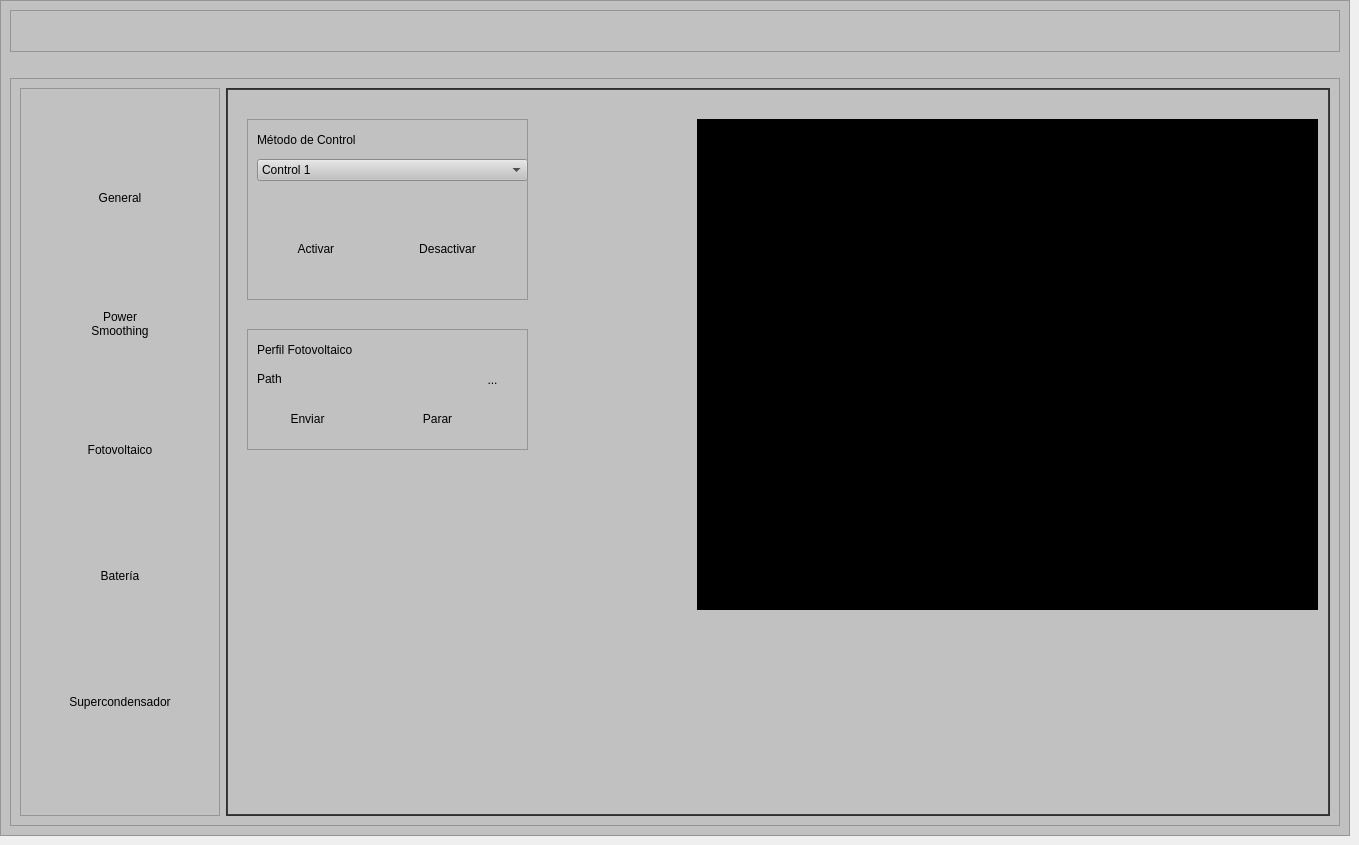
This is PowerSmoothing/QtScada/SCADA.ui in jorgecard/Telecontrol_r as Qt 5 draws it before an edit. The edited form follows.
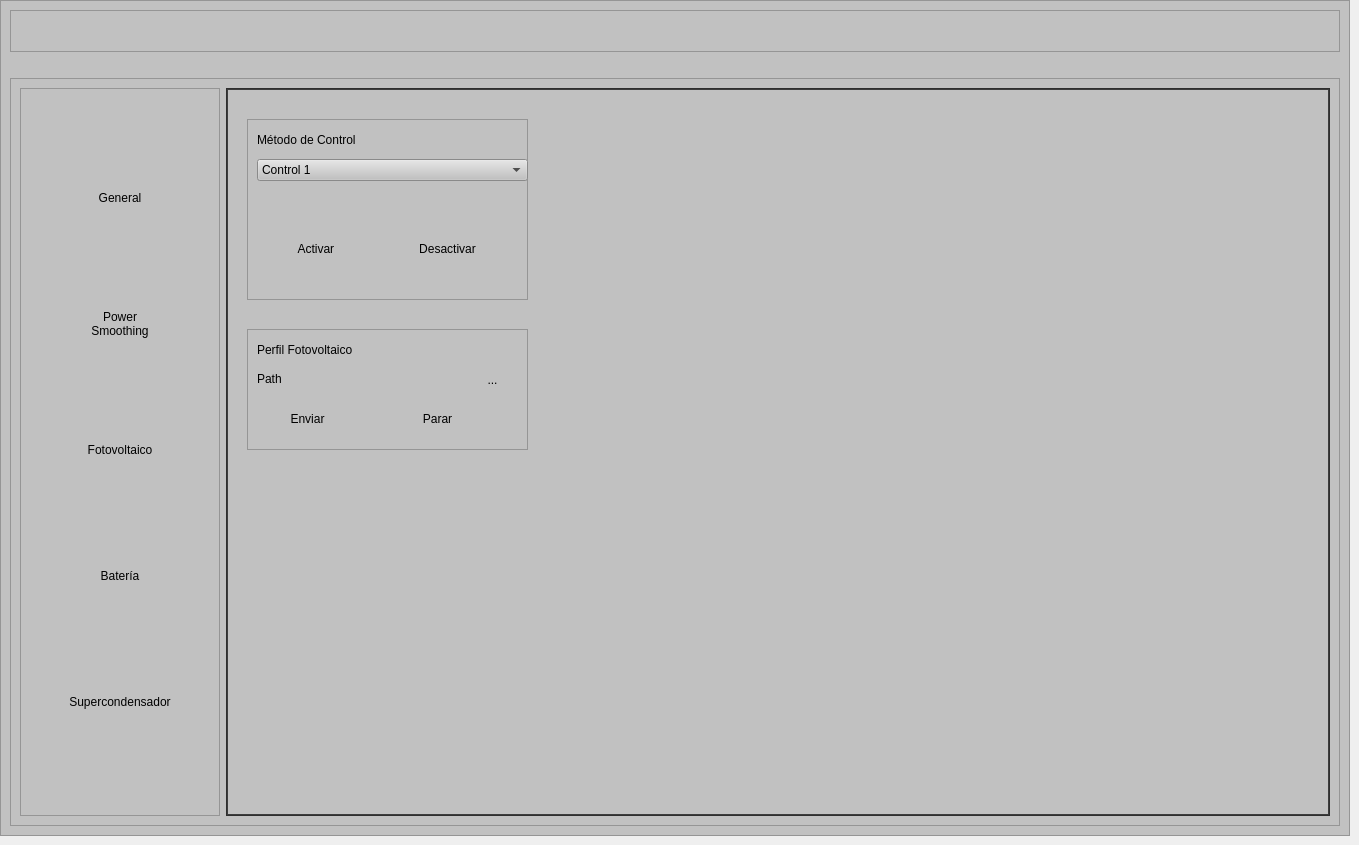
This is the edited form. Icons and pictures are not drawn.

The edit to the form file:
```diff
--- a/PowerSmoothing/QtScada/SCADA.ui
+++ b/PowerSmoothing/QtScada/SCADA.ui
@@ -3763,7 +3763,7 @@
                <widget class="QWidget" name="page_metodo_control">
                 <layout class="QHBoxLayout" name="horizontalLayout_3">
                  <item>
-                  <widget class="QWidget" name="widget_0" native="true">
+                  <widget class="QWidget" name="widget_04" native="true">
                    <property name="styleSheet">
                     <string notr="true">background-color: rgb(193, 193, 193);</string>
                    </property>
@@ -3917,25 +3917,6 @@
                      </property>
                     </widget>
                    </widget>
-                   <widget class="QFrame" name="frame_2">
-                    <property name="geometry">
-                     <rect>
-                      <x>460</x>
-                      <y>20</y>
-                      <width>621</width>
-                      <height>491</height>
-                     </rect>
-                    </property>
-                    <property name="styleSheet">
-                     <string notr="true">background-color: rgb(0, 0, 0);</string>
-                    </property>
-                    <property name="frameShape">
-                     <enum>QFrame::StyledPanel</enum>
-                    </property>
-                    <property name="frameShadow">
-                     <enum>QFrame::Raised</enum>
-                    </property>
-                   </widget>
                    <widget class="QFrame" name="frame_5">
                     <property name="geometry">
                      <rect>
@@ -4087,6 +4068,25 @@
                      </property>
                     </widget>
                    </widget>
+                   <widget class="QWidget" name="widget_0" native="true">
+                    <property name="geometry">
+                     <rect>
+                      <x>330</x>
+                      <y>20</y>
+                      <width>741</width>
+                      <height>500</height>
+                     </rect>
+                    </property>
+                    <property name="minimumSize">
+                     <size>
+                      <width>0</width>
+                      <height>500</height>
+                     </size>
+                    </property>
+                    <property name="styleSheet">
+                     <string notr="true">background-color: rgb(193, 193, 193);</string>
+                    </property>
+                   </widget>
                   </widget>
                  </item>
                 </layout>
```
